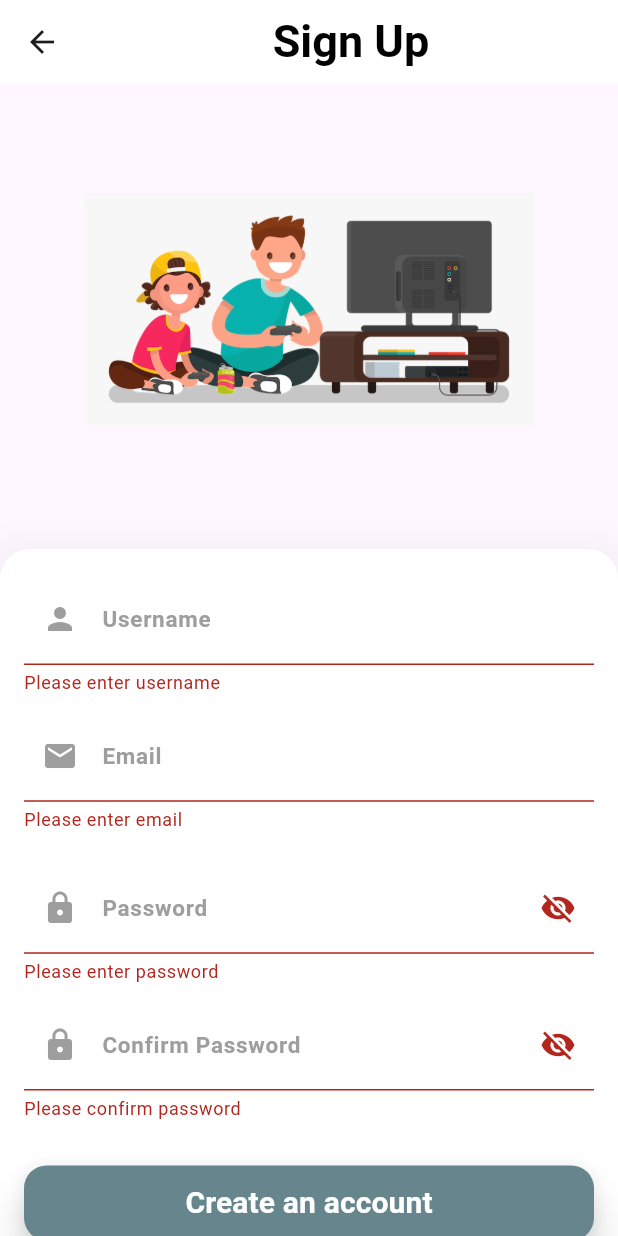
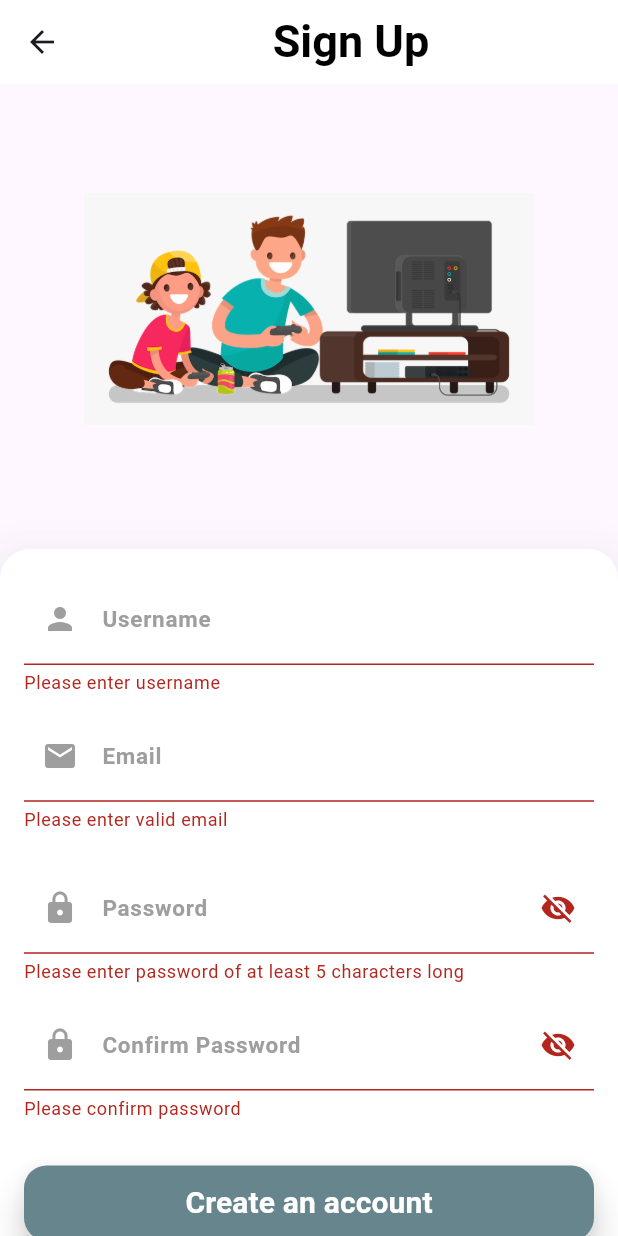
Before and after one commit to AmishaParmar/user_authentication_sqflite, a Flutter app: the RegistrationScreen screen opened directly, after a tap on "Create an account", on a phone screen of 412 x 824 dp. Run offline on Flutter 3.47's test engine with Material 3 defaults, Android fonts, the light colour scheme and no system bars; our stand-ins replace fluttertoast, sqflite; accounts and stored records are empty.

Commit message:
added validator

```diff
--- a/lib/screens/registration_screen.dart
+++ b/lib/screens/registration_screen.dart
@@ -98,8 +98,8 @@ class _RegistrationScreenState extends State<RegistrationScreen> {
                         ),
                         TextFormField(
                           validator: (value) {
-                            if (value!.isEmpty) {
-                              return 'Please enter email';
+                            if (value==null||value.trim().isEmpty|| !value.contains("@")) {
+                              return 'Please enter valid email';
                             }
                             return null;
                           },
@@ -150,8 +150,8 @@ class _RegistrationScreenState extends State<RegistrationScreen> {
                         ),
                         TextFormField(
                           validator: (value) {
-                            if (value!.isEmpty) {
-                              return 'Please enter password';
+                            if (value==null||value.trim().length<5) {
+                              return 'Please enter password of at least 5 characters long';
                             }
                             return null;
                           },
```
